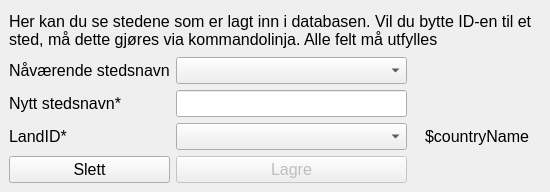
andersbo87/sources, file src/jobb/QT/jobber/jobber/showcities.ui: the form before one commit.
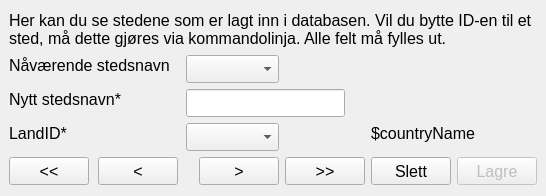
The form after the commit. Icons and pictures are not drawn.

Diff of the .ui file:
```diff
--- a/src/jobb/QT/jobber/jobber/showcities.ui
+++ b/src/jobb/QT/jobber/jobber/showcities.ui
@@ -6,8 +6,8 @@
    <rect>
     <x>0</x>
     <y>0</y>
-    <width>550</width>
-    <height>192</height>
+    <width>546</width>
+    <height>196</height>
    </rect>
   </property>
   <property name="minimumSize">
@@ -30,72 +30,185 @@
     <normaloff>jobber.png</normaloff>jobber.png</iconset>
   </property>
   <widget class="QWidget" name="centralwidget">
-   <layout class="QGridLayout" name="gridLayout">
-    <item row="2" column="0">
      <widget class="QLabel" name="labelCity">
+    <property name="geometry">
+     <rect>
+      <x>9</x>
+      <y>89</y>
+      <width>120</width>
+      <height>20</height>
+     </rect>
+    </property>
       <property name="text">
        <string>Nytt stedsnavn*</string>
       </property>
      </widget>
-    </item>
-    <item row="4" column="0">
      <widget class="QPushButton" name="btnDelete">
+    <property name="geometry">
+     <rect>
+      <x>371</x>
+      <y>157</y>
+      <width>80</width>
+      <height>28</height>
+     </rect>
+    </property>
       <property name="text">
        <string>Slett</string>
       </property>
      </widget>
-    </item>
-    <item row="3" column="4">
      <widget class="QLabel" name="labelCountryName">
+    <property name="geometry">
+     <rect>
+      <x>371</x>
+      <y>123</y>
+      <width>111</width>
+      <height>20</height>
+     </rect>
+    </property>
       <property name="text">
        <string>$countryName</string>
       </property>
      </widget>
-    </item>
-    <item row="0" column="0" colspan="7">
      <widget class="QLabel" name="labelInfo">
+    <property name="geometry">
+     <rect>
+      <x>9</x>
+      <y>9</y>
+      <width>528</width>
+      <height>40</height>
+     </rect>
+    </property>
       <property name="text">
-       <string>Her kan du se stedene som er lagt inn i databasen. Vil du bytte ID-en til et sted, må dette gjøres via kommandolinja. Alle felt må utfylles</string>
+     <string>Her kan du se stedene som er lagt inn i databasen. Vil du bytte ID-en til et sted, må dette gjøres via kommandolinja. Alle felt må fylles ut.</string>
       </property>
       <property name="wordWrap">
        <bool>true</bool>
       </property>
      </widget>
-    </item>
-    <item row="1" column="0">
      <widget class="QLabel" name="label">
+    <property name="geometry">
+     <rect>
+      <x>9</x>
+      <y>55</y>
+      <width>171</width>
+      <height>20</height>
+     </rect>
+    </property>
       <property name="text">
        <string>Nåværende stedsnavn</string>
       </property>
      </widget>
-    </item>
-    <item row="4" column="1">
      <widget class="QPushButton" name="btnSave">
       <property name="enabled">
        <bool>false</bool>
       </property>
+    <property name="geometry">
+     <rect>
+      <x>457</x>
+      <y>157</y>
+      <width>80</width>
+      <height>28</height>
+     </rect>
+    </property>
       <property name="text">
        <string>Lagre</string>
       </property>
      </widget>
-    </item>
-    <item row="3" column="0">
      <widget class="QLabel" name="labelCountryID">
+    <property name="geometry">
+     <rect>
+      <x>9</x>
+      <y>123</y>
+      <width>62</width>
+      <height>20</height>
+     </rect>
+    </property>
       <property name="text">
        <string>LandID*</string>
       </property>
      </widget>
-    </item>
-    <item row="1" column="1">
-     <widget class="QComboBox" name="comboBoxCityID"/>
-    </item>
-    <item row="2" column="1">
-     <widget class="QLineEdit" name="lineEditCityName"/>
-    </item>
-    <item row="3" column="1">
-     <widget class="QComboBox" name="comboBoxCountryID"/>
-    </item>
-   </layout>
+   <widget class="QComboBox" name="comboBoxCityID">
+    <property name="geometry">
+     <rect>
+      <x>186</x>
+      <y>55</y>
+      <width>93</width>
+      <height>28</height>
+     </rect>
+    </property>
+   </widget>
+   <widget class="QLineEdit" name="lineEditCityName">
+    <property name="geometry">
+     <rect>
+      <x>186</x>
+      <y>89</y>
+      <width>159</width>
+      <height>28</height>
+     </rect>
+    </property>
+   </widget>
+   <widget class="QComboBox" name="comboBoxCountryID">
+    <property name="geometry">
+     <rect>
+      <x>186</x>
+      <y>123</y>
+      <width>93</width>
+      <height>28</height>
+     </rect>
+    </property>
+   </widget>
+   <widget class="QPushButton" name="btnFirst">
+    <property name="geometry">
+     <rect>
+      <x>9</x>
+      <y>157</y>
+      <width>80</width>
+      <height>28</height>
+     </rect>
+    </property>
+    <property name="text">
+     <string>&lt;&lt;</string>
+    </property>
+   </widget>
+   <widget class="QPushButton" name="btnPrev">
+    <property name="geometry">
+     <rect>
+      <x>98</x>
+      <y>157</y>
+      <width>80</width>
+      <height>28</height>
+     </rect>
+    </property>
+    <property name="text">
+     <string>&lt;</string>
+    </property>
+   </widget>
+   <widget class="QPushButton" name="btnNext">
+    <property name="geometry">
+     <rect>
+      <x>199</x>
+      <y>157</y>
+      <width>80</width>
+      <height>28</height>
+     </rect>
+    </property>
+    <property name="text">
+     <string>&gt;</string>
+    </property>
+   </widget>
+   <widget class="QPushButton" name="btnLast">
+    <property name="geometry">
+     <rect>
+      <x>285</x>
+      <y>157</y>
+      <width>80</width>
+      <height>28</height>
+     </rect>
+    </property>
+    <property name="text">
+     <string>&gt;&gt;</string>
+    </property>
+   </widget>
   </widget>
  </widget>
  <resources/>
```
Lines whose indentation alone changed are shown as unchanged.
